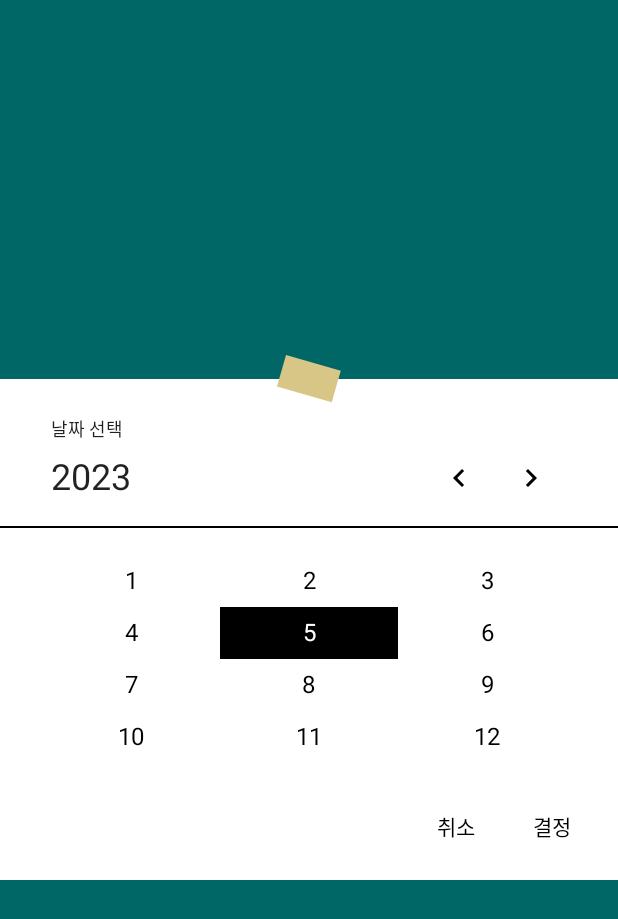
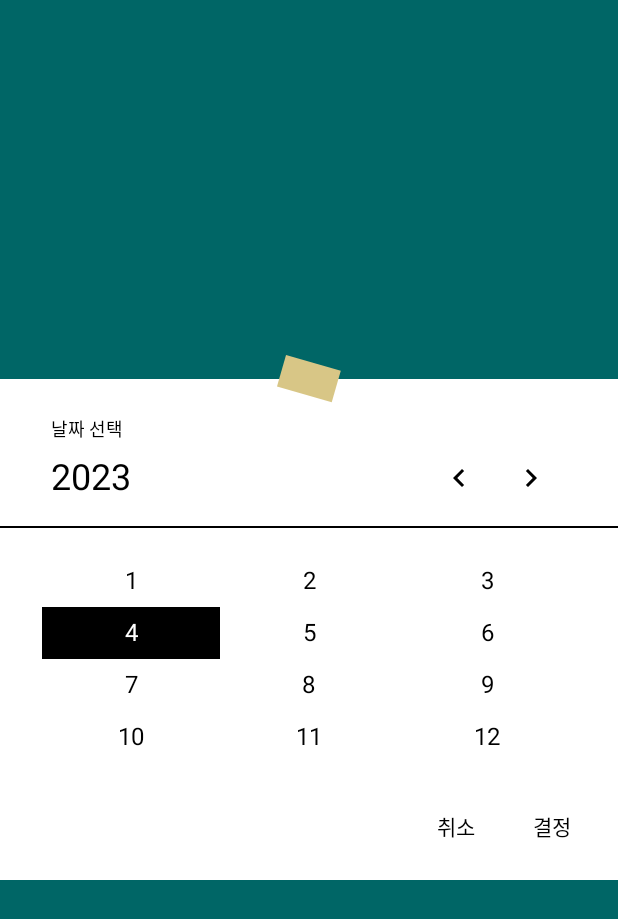
Before and after one commit to l5x5l/travel_diary, an Android app built with Jetpack Compose: the @Preview function MonthPickerDialogPreview, on a phone screen of 412 x 824 dp. Shown: the top 919 px of the screen. Run offline under Robolectric (Android 15) with nearby library versions, the phone set to English and light mode, and no system bars.

Commit message:
[fix] 달력 화면 관련 배경 및 text 색상 조정, 및 monthPickerDialog 인자 수정

```diff
--- a/presentation/src/main/java/com/strayalphaca/presentation/components/block/CalendarItemView.kt
+++ b/presentation/src/main/java/com/strayalphaca/presentation/components/block/CalendarItemView.kt
@@ -22,7 +22,8 @@ fun CalendarItemView( modifier: Modifier = Modifier, item: DiaryInCalendar, day
     Surface(
         modifier = modifier
             .padding(2.dp)
-            .shadow(4.dp)
+            .shadow(4.dp),
+        color = MaterialTheme.colors.background
     ) {
         Column(
             modifier = Modifier
--- a/presentation/src/main/java/com/strayalphaca/presentation/components/block/HomeBottomNavigation.kt
+++ b/presentation/src/main/java/com/strayalphaca/presentation/components/block/HomeBottomNavigation.kt
@@ -1,8 +1,10 @@
 package com.strayalphaca.presentation.components.block
 
+import androidx.compose.foundation.background
 import androidx.compose.foundation.layout.Row
 import androidx.compose.foundation.layout.fillMaxWidth
 import androidx.compose.foundation.layout.padding
+import androidx.compose.material.MaterialTheme
 import androidx.compose.runtime.Composable
 import androidx.compose.ui.Modifier
 import androidx.compose.ui.unit.dp
@@ -13,6 +15,7 @@ import com.strayalphaca.presentation.models.BottomNavigationItem
 fun HomeBottomNavigation(menuList : List<BottomNavigationItem>, onClick : (BottomNavigationItem) -> Unit, currentRoute : String) {
     Row(modifier = Modifier
         .fillMaxWidth()
+        .background(MaterialTheme.colors.surface)
         .padding(bottom = 16.dp, start = 8.dp, end = 8.dp)
     ) {
         for (menu in menuList) {
--- a/presentation/src/main/java/com/strayalphaca/presentation/components/template/dialog/MonthPickerDialog.kt
+++ b/presentation/src/main/java/com/strayalphaca/presentation/components/template/dialog/MonthPickerDialog.kt
@@ -35,17 +35,18 @@ import com.strayalphaca.presentation.ui.theme.TravelDiaryTheme
 
 @Composable
 fun MonthPickerDialog(
-    year: Int, month: Int, onMonthSelect: (Int, Int) -> Unit
+    year: Int, month: Int, onDismissRequest : () -> Unit = {}, onMonthSelect: (Int, Int) -> Unit
 ) {
     var currentYear by remember { mutableStateOf(year) }
     var selectedMonthYear by remember { mutableStateOf(YearMonth(year, month)) }
 
-    CustomDialog(onDismissRequest = {}) {
+    CustomDialog(onDismissRequest = onDismissRequest) {
         Column(modifier = Modifier.fillMaxWidth()) {
             Text(
                 modifier = Modifier.padding(start = 34.dp, top = 24.dp),
                 text = stringResource(id = R.string.select_date),
-                style = MaterialTheme.typography.caption
+                style = MaterialTheme.typography.caption,
+                color = MaterialTheme.colors.onSurface
             )
 
             Row(
@@ -57,7 +58,8 @@ fun MonthPickerDialog(
                 Text(
                     modifier = Modifier.weight(1f),
                     text = currentYear.toString(),
-                    style = MaterialTheme.typography.h2
+                    style = MaterialTheme.typography.h2,
+                    color = MaterialTheme.colors.onSurface
                 )
 
                 BaseIconButton(iconResourceId = R.drawable.ic_before, onClick = { currentYear-- })
@@ -79,16 +81,16 @@ fun MonthPickerDialog(
                     Text(
                         modifier = Modifier
                             .background(
-                                color = if (currentYear == selectedMonthYear.year && it == selectedMonthYear.month) MaterialTheme.colors.onSurface else MaterialTheme.colors.surface
+                                color = if (currentYear == selectedMonthYear.year && (it + 1) == selectedMonthYear.month) MaterialTheme.colors.onSurface else MaterialTheme.colors.surface
                             )
                             .clickable {
-                                selectedMonthYear = YearMonth(currentYear, it)
+                                selectedMonthYear = YearMonth(currentYear, it + 1)
                             }
                             .padding(vertical = 8.dp)
                         ,
                         text = (it + 1).toString(),
                         style = MaterialTheme.typography.body1,
-                        color = if (currentYear == selectedMonthYear.year && it == selectedMonthYear.month) MaterialTheme.colors.surface else MaterialTheme.colors.onSurface,
+                        color = if (currentYear == selectedMonthYear.year && (it + 1) == selectedMonthYear.month) MaterialTheme.colors.surface else MaterialTheme.colors.onSurface,
                         textAlign = TextAlign.Center
                     )
                 }
@@ -98,13 +100,18 @@ fun MonthPickerDialog(
                 modifier = Modifier.align(Alignment.End).padding(end = 12.dp, bottom = 12.dp)
             ) {
                 TextButton(
-                    onClick = {}
+                    onClick = {
+                        onDismissRequest()
+                    }
                 ) {
                     Text(text = stringResource(id = R.string.cancel), color = MaterialTheme.colors.onSurface)
                 }
 
                 TextButton(
-                    onClick = {}
+                    onClick = {
+                        onMonthSelect(selectedMonthYear.year, selectedMonthYear.month)
+                        onDismissRequest()
+                    }
                 ) {
                     Text(text = stringResource(id = R.string.confirm), color = MaterialTheme.colors.onSurface)
                 }
```
